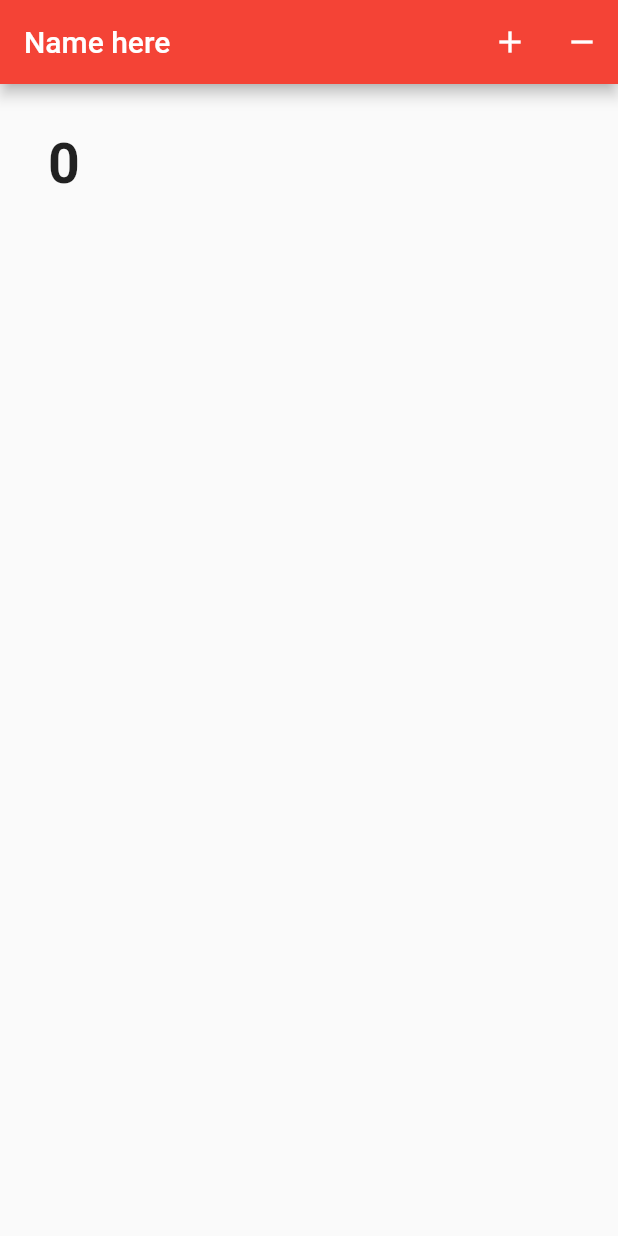
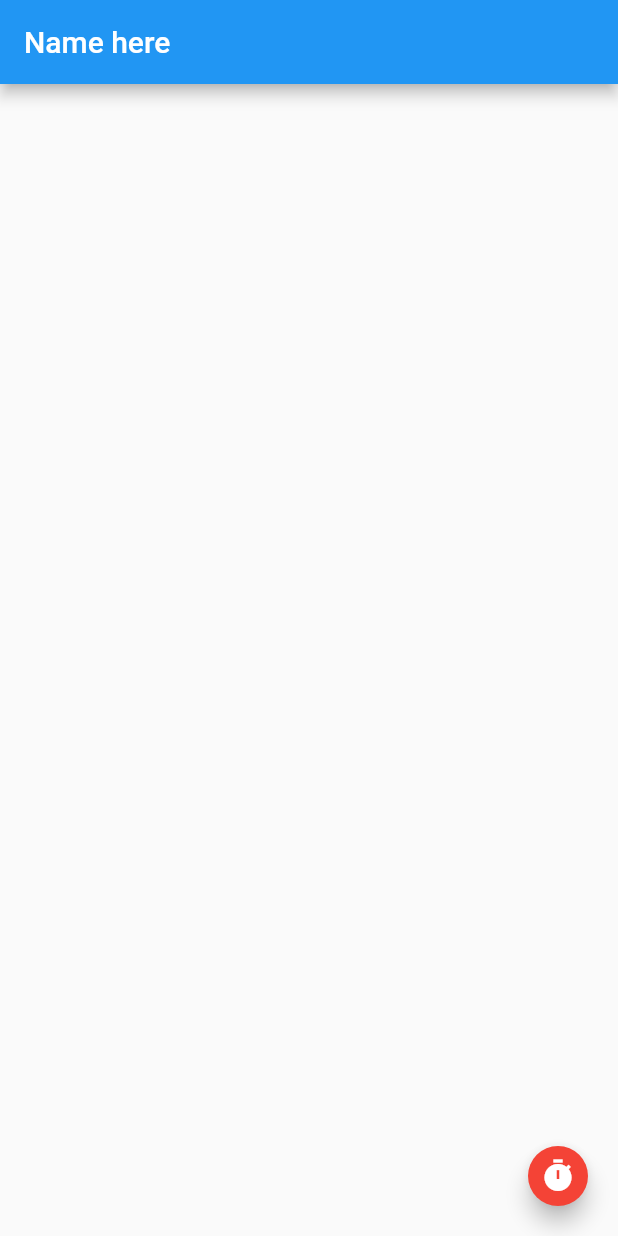
Before and after one commit to ManuelCanulDev/Flutter-BeginnersCourse, a Flutter app: the screen it shows after launch, on a phone screen of 412 x 824 dp. Run offline on Flutter 3.47's test engine with Material 2 defaults, Android fonts, the phone set to English and light mode, and no system bars.

Commit message:
Floating Action Button

```diff
--- a/curso_scaffold/lib/main.dart
+++ b/curso_scaffold/lib/main.dart
@@ -12,28 +12,26 @@ class MyApp extends StatefulWidget {
 }
 
 class _State extends State<MyApp> {
-
-  int _value = 0;
-
-  void _add() => setState(() => _value++);
-  void _remove() => setState(() => _value--);
+  String _value = '';
+  void _onClicked() => setState(() => _value = new DateTime.now().toString());
 
   @override
   Widget build(BuildContext context) {
     return new Scaffold(
       appBar: new AppBar(
         title: new Text('Name here'),
+      ),
+      floatingActionButton: new FloatingActionButton(
+          onPressed: _onClicked,
         backgroundColor: Colors.red,
-        actions: <Widget>[
-          new IconButton(onPressed: _add, icon: new Icon(Icons.add)),
-          new IconButton(onPressed: _remove, icon: new Icon(Icons.remove))
-        ],
+        mini: true,
+        child: new Icon(Icons.timer),
       ),
       body: new Container(
         padding: new EdgeInsets.all(32.0),
         child: new Column(
           children: <Widget>[
-            new Text(_value.toString(), style: new TextStyle(fontWeight: FontWeight.bold, fontSize: 37.0),)
+            new Text(_value)
           ],
         ),
       ),
```
